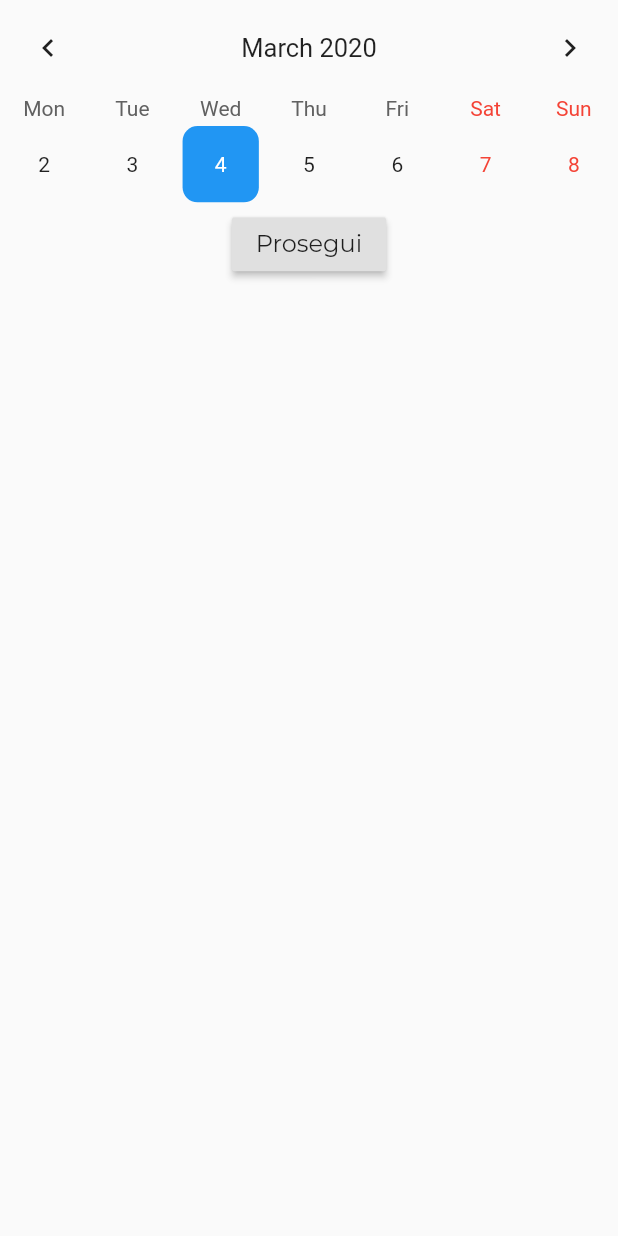
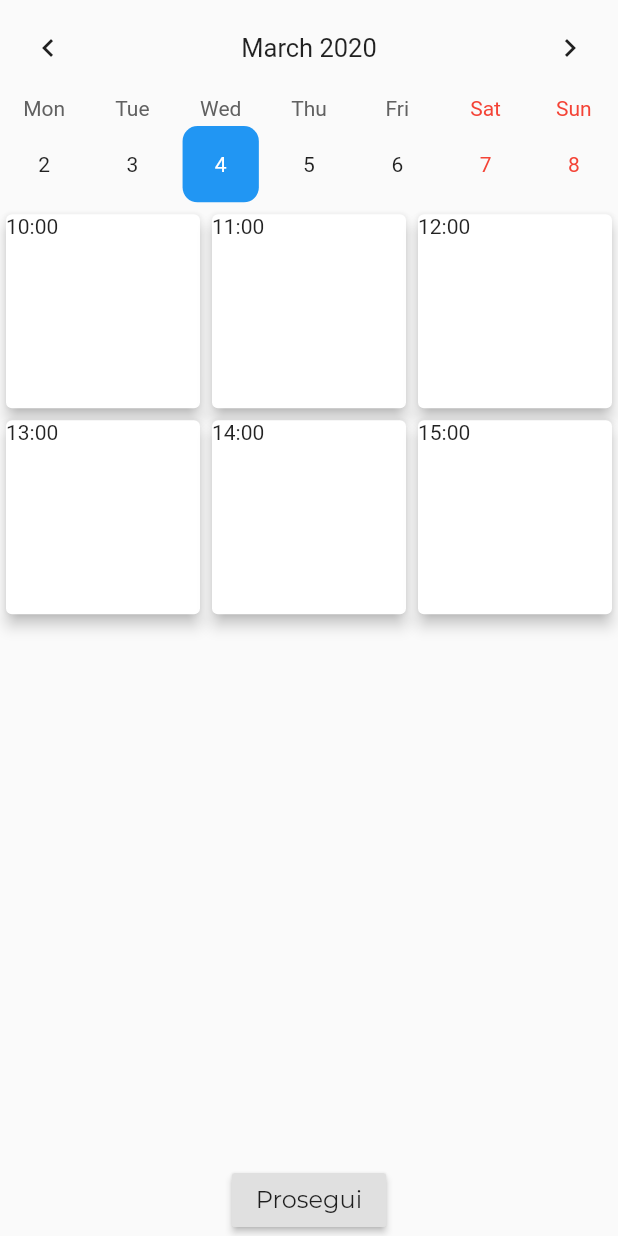
Before and after one commit to andreacarotti99/EasyYoga---Flutter, a Flutter app: the CalendarPage screen opened directly with empty values, on a phone screen of 412 x 824 dp. Run offline on Flutter 3.47's test engine with Material 2 defaults, Android fonts, the phone set to English and light mode, and no system bars; drawn by our look-alikes of table_calendar; our stand-ins replace cloud_firestore, firebase_auth, flutter_datetime_picker; missing offline and left inert: navigation_dot_bar; accounts and stored records are empty.

Commit message:
timetable created

```diff
--- a/lib/pages/fourth_page/pick_date_page.dart
+++ b/lib/pages/fourth_page/pick_date_page.dart
@@ -45,6 +45,8 @@ class _CalendarPageState extends State<CalendarPage> {
   _CalendarPageState({this.lesson});
   bool dailyAppointmentsFlag = false;
   var appointments;
+  final timeTypes = ["10:00", "11:00", "12:00","13:00","14:00","15:00" ];
+
 
   @override
   void initState() {
@@ -73,16 +75,28 @@ class _CalendarPageState extends State<CalendarPage> {
         else {
           dailyAppointmentsFlag = false;
         }
+        dailyAppointmentsFlag ? print(appointments['ora']) : print('Questo giorno non ha lezioni fissate');
       });
     });
   }
 
+  /*MaterialColor checkCorrespondence(int index, var timeTypes, var appointments) {
+  setState((){
+  if(docs.documents.isNotEmpty) {
+    if (timeTypes[index] == appointments['ora']){
+    return Colors.red;
+  }}
+  else return Colors.grey;
+  });
+}*/
+
   @override
   Widget build(BuildContext context) {
     return Scaffold(
-      body: SingleChildScrollView(
+      body: Center(
         child: Column(
           crossAxisAlignment: CrossAxisAlignment.start,
+          mainAxisAlignment: MainAxisAlignment.center,
           children: <Widget>[
             TableCalendar(
               initialCalendarFormat: CalendarFormat.week,
@@ -107,8 +121,6 @@ class _CalendarPageState extends State<CalendarPage> {
                 print(formattedDay);
                 //lesson.day = formattedDate;
                 checkAvailability(formattedDay);
-
-                dailyAppointmentsFlag ? print(appointments['ora']) : print('Questo giorno non ha lezioni fissate');
 
                   //ogni volta che viene cliccata una nuova data bisogna cambiare lo stato e svolgere una nuova call al db
                   //bisogna convertire l'orario salvato sul db (che indica l'orario occupato)
@@ -143,14 +155,36 @@ class _CalendarPageState extends State<CalendarPage> {
               ),
               calendarController: _controller,
             ),
+
+            //Widget per il time picker
+            Expanded(
+              child: GridView.count (
+                crossAxisCount: 3,
+                children: List.generate(6, (index) {
+                  return new Card(
+                    elevation: 4.0,
+                    child: new Container(
+                      child: new Text(timeTypes[index])
+                    )
+                  );
+                })
+              )
+            ),
+
+
+
+
+
+
+
+
             //TimePickerButton(lesson: lesson),
              Center(
               child: RaisedButton(
                 onPressed: () {
                   Navigator.of(context).push(
                   new MaterialPageRoute(
-                    builder: (BuildContext context) =>
-                      PageChooseInstructor (lesson: lesson,)));
+                    builder: (BuildContext context) => PageChooseInstructor (lesson: lesson,)));
                 },
                 child: Text(
                   'Prosegui',
@@ -159,7 +193,6 @@ class _CalendarPageState extends State<CalendarPage> {
               )
             )
           ],
-
         ),
       ),
     );
```
Also changed, not shown: lib/pages/fourth_page/time_ui.dart (+26 -63 lines).
